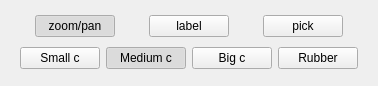
This is gui/widgets/modewidget.ui in gerbilvis/gerbil as Qt 5 draws it before an edit. The edited form follows.
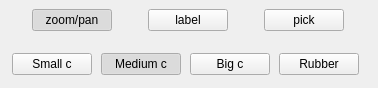
This is the edited form. Icons and pictures are not drawn. Custom widgets are drawn as their Qt base class.

Commit message:
use dedicated widget for label editing controls
fixes layouting issues

Diff of the .ui file:
```diff
--- a/gui/widgets/modewidget.ui
+++ b/gui/widgets/modewidget.ui
@@ -7,7 +7,7 @@
     <x>0</x>
     <y>0</y>
     <width>378</width>
-    <height>86</height>
+    <height>88</height>
    </rect>
   </property>
   <property name="sizePolicy">
@@ -19,9 +19,36 @@
   <property name="windowTitle">
    <string>Form</string>
   </property>
-  <layout class="QGridLayout" name="gridLayout">
-   <item row="0" column="0">
+  <layout class="QVBoxLayout" name="verticalLayout">
+   <property name="spacing">
+    <number>0</number>
+   </property>
+   <property name="leftMargin">
+    <number>0</number>
+   </property>
+   <property name="topMargin">
+    <number>0</number>
+   </property>
+   <property name="rightMargin">
+    <number>0</number>
+   </property>
+   <property name="bottomMargin">
+    <number>0</number>
+   </property>
+   <item>
     <layout class="QHBoxLayout" name="horizontalLayout">
+     <property name="leftMargin">
+      <number>9</number>
+     </property>
+     <property name="topMargin">
+      <number>9</number>
+     </property>
+     <property name="rightMargin">
+      <number>9</number>
+     </property>
+     <property name="bottomMargin">
+      <number>9</number>
+     </property>
      <item>
       <widget class="QPushButton" name="zoomButton">
        <property name="sizePolicy">
@@ -140,8 +167,9 @@
      </item>
     </layout>
    </item>
-   <item row="1" column="0">
-    <layout class="QHBoxLayout" name="horizontalLayout_2">
+   <item>
+    <widget class="QWidget" name="labelModeWidget" native="true">
+     <layout class="QHBoxLayout" name="horizontalLayout_3">
      <item>
       <widget class="QPushButton" name="smallCurButton">
        <property name="enabled">
@@ -221,7 +249,15 @@
        </property>
       </widget>
      </item>
-    </layout>
+      <item>
+       <spacer name="horizontalSpacer_3">
+        <property name="orientation">
+         <enum>Qt::Horizontal</enum>
+        </property>
+       </spacer>
+      </item>
+     </layout>
+    </widget>
    </item>
   </layout>
  </widget>
```
Lines whose indentation alone changed are shown as unchanged. The commit also changes 1 other file.
